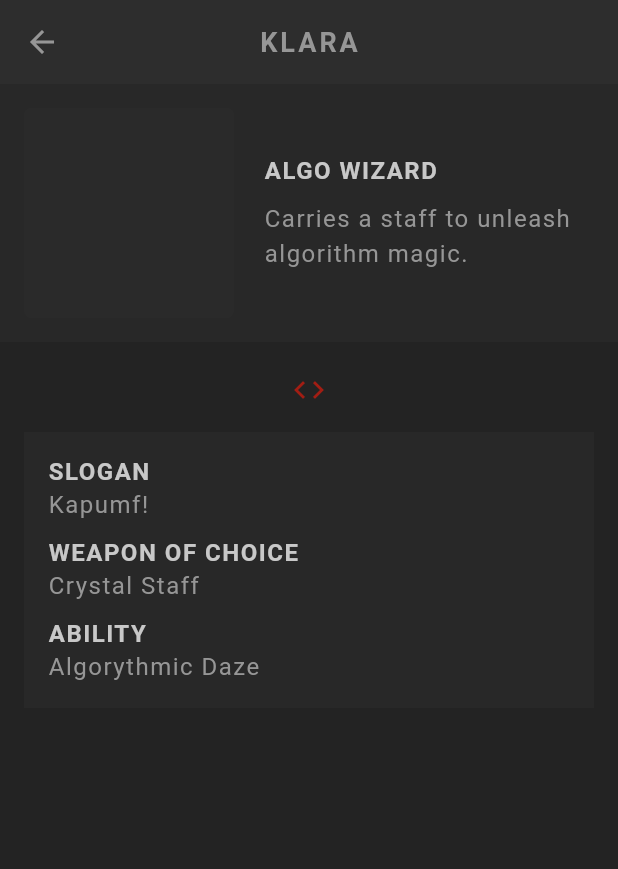
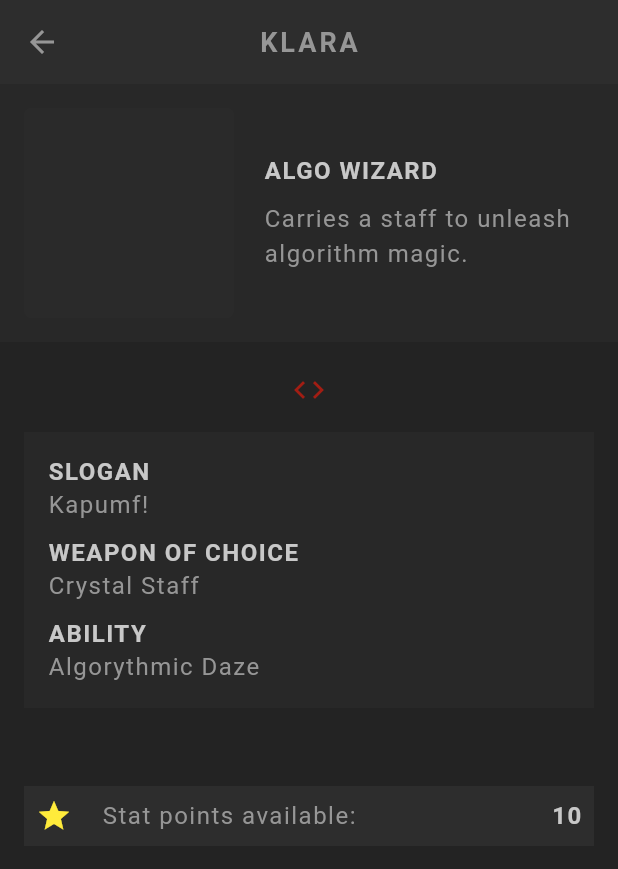
Before and after one commit to chaudhuree/Flutter-Codes, a Flutter app: the screen it shows after launch, after a tap on the "arrow forward" icon, on a phone screen of 412 x 824 dp. Shown: the top 869 px of the screen. Run offline on Flutter 3.47's test engine with Material 3 defaults, Android fonts, the phone set to English and light mode, and no system bars; our stand-ins replace flutter_screenutil, google_fonts; Roboto replaces fonts that are missing (Kanit).

Commit message:
feat: add profile screen with character stats and vocation details

```diff
--- a/flutter_rpg/lib/screens/profile/profile.dart
+++ b/flutter_rpg/lib/screens/profile/profile.dart
@@ -1,5 +1,6 @@
 import 'package:flutter/material.dart';
 import 'package:flutter_rpg/models/character.dart';
+import 'package:flutter_rpg/screens/profile/stats_table.dart';
 import 'package:flutter_rpg/shared/styled_text.dart';
 import 'package:flutter_rpg/theme.dart';
 
@@ -74,7 +75,8 @@ class Profile extends StatelessWidget {
             ),
 
             // stats and skills
-
+            const SizedBox(height: 20),
+            StatsTable(character: character),
             // save button
           ],
         ),
--- /dev/null
+++ b/flutter_rpg/lib/screens/profile/stats_table.dart
@@ -0,0 +1,47 @@
+import 'package:flutter/material.dart';
+import 'package:flutter_rpg/models/character.dart';
+import 'package:flutter_rpg/shared/styled_text.dart';
+import 'package:flutter_rpg/theme.dart';
+
+class StatsTable extends StatefulWidget {
+  const StatsTable({this.character, super.key});
+
+  final Character? character;
+
+  @override
+  State<StatsTable> createState() => _StatsTableState();
+}
+
+class _StatsTableState extends State<StatsTable> {
+  @override
+  Widget build(BuildContext context) {
+    return Padding(
+      padding: const EdgeInsets.all(16),
+      child: Column(
+        children: [
+          // available points
+          Container(
+            color: AppColors.secondaryColor,
+            padding: const EdgeInsets.all(8),
+            child: Row(
+              children: [
+                Icon(
+                  Icons.star,
+                  color: widget.character!.points > 0
+                      ? Colors.yellow
+                      : Colors.grey,
+                ),
+                const SizedBox(width: 20),
+                StyledText("Stat points available:"),
+                Expanded(child: const SizedBox(width: 20)),
+                StyledHeading(widget.character!.points.toString()),
+              ],
+            ),
+          ),
+
+          // stats table
+        ],
+      ),
+    );
+  }
+}
```
